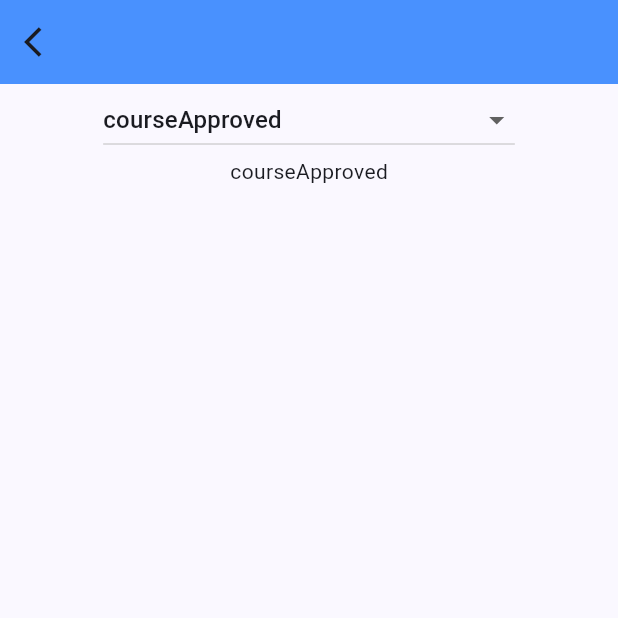
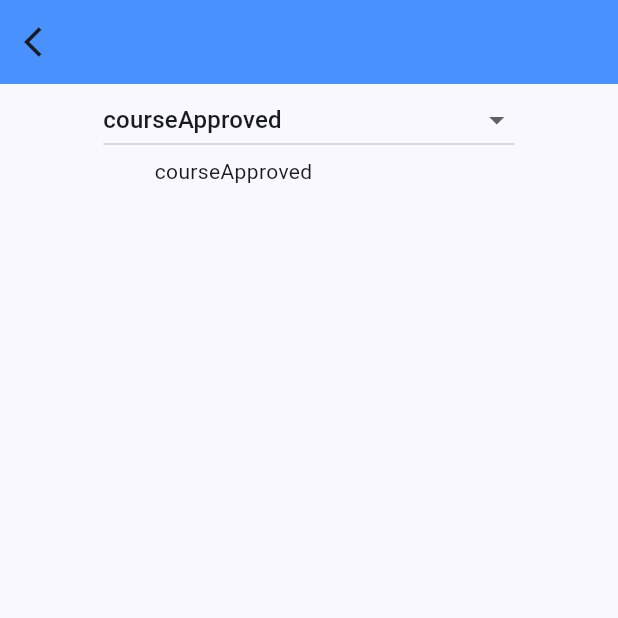
Before and after one commit to maristiaran/sistema_ies, a Flutter app: the AdminStudentRecordPage screen opened by its route, on a phone screen of 412 x 824 dp, the top half of it. Run offline on Flutter 3.47's test engine with Material 3 defaults, Android fonts, the phone set to English and light mode, and no system bars; our stand-ins replace cloud_firestore, date_field, either_dart, equatable, firebase_auth, firebase_core and 3 more; accounts and stored records are empty.

Commit message:
adding some widgets for abm student record page

```diff
--- a/lib/admin_student_record/domain/admin_student_record.dart
+++ b/lib/admin_student_record/domain/admin_student_record.dart
@@ -1,5 +1,7 @@
+import 'package:sistema_ies/core/domain/entities/student.dart';
 import 'package:sistema_ies/core/domain/entities/user_roles.dart';
 import 'package:sistema_ies/core/domain/entities/users.dart';
+import 'package:sistema_ies/core/domain/ies_system.dart';
 import 'package:sistema_ies/core/domain/utils/operation_utils.dart';
 
 enum AdminStudentRecordStateName {
@@ -37,4 +39,6 @@ class AdminStudentRecordUseCase extends Operation<AdminStudentRecordState> {
       : super(AdminStudentRecordState(
             stateName: AdminStudentRecordStateName.init,
             currentRole: administrative));
+  void submitNewStudentMovement (MovementStudentRecord movementStudentRecord)async {
+            }
 }
--- a/lib/admin_student_record/presentation/admin_student_record_page.dart
+++ b/lib/admin_student_record/presentation/admin_student_record_page.dart
@@ -1,5 +1,6 @@
 import 'package:flutter/material.dart';
 import 'package:hooks_riverpod/hooks_riverpod.dart';
+import 'package:sistema_ies/admin_student_record/presentation/widgets/forms/CourseApprovedByAcredtation.dart';
 import 'package:sistema_ies/admin_student_record/presentation/widgets/movement_selector_wg.dart';
 import 'package:sistema_ies/core/domain/entities/student.dart';
 import 'package:sistema_ies/core/domain/ies_system.dart';
@@ -10,7 +11,7 @@ class AdminStudentRecordPage extends ConsumerWidget {
   final Map<Enum, Widget> widgetElements = {
     MovementStudentRecordName.courseApproved: const Text("courseApproved"),
     MovementStudentRecordName.courseApprovedWithAccreditation:
-        const Text("courseApprovedWithAccreditation"),
+        const CourseApprovedByAcredtation(),
     MovementStudentRecordName.courseFailedFree: const Text("courseFailedFree"),
     MovementStudentRecordName.courseFailedNonFree:
         const Text("courseFailedNonFree"),
@@ -39,11 +40,15 @@ class AdminStudentRecordPage extends ConsumerWidget {
         ),
         automaticallyImplyLeading: false,
       ),
-      body: Column(
-        children: [
-          const MovementSelectorWidget(),
-          Container(child: widgetElements[currentBody])
-        ],
+      body: Center(
+        child: Column(
+          children: [
+            const MovementSelectorWidget(),
+            Container(
+                width: MediaQuery.of(context).size.width / 2,
+                child: widgetElements[currentBody])
+          ],
+        ),
       ),
     );
   }
--- a/lib/studentRecord/presentation/widget/details_student_record.dart
+++ b/lib/studentRecord/presentation/widget/details_student_record.dart
@@ -4,8 +4,8 @@ import 'package:sistema_ies/core/domain/entities/student.dart';
 import '../../../core/domain/utils/datetime.dart';
 
 class DetailsStudentRecordCard extends StatelessWidget {
-  MovementStudentRecord movementStudentRecord;
-  DetailsStudentRecordCard(this.movementStudentRecord, {Key? key})
+  final MovementStudentRecord movementStudentRecord;
+  const DetailsStudentRecordCard(this.movementStudentRecord, {Key? key})
       : super(key: key);
 
   @override
--- a/lib/studentRecord/presentation/widget/student_record_card_expanded.dart
+++ b/lib/studentRecord/presentation/widget/student_record_card_expanded.dart
@@ -8,8 +8,8 @@ import 'center_circle_progress_bar.dart';
 import 'details_student_record.dart';
 
 class StudentRecordCardExpanded extends ConsumerWidget {
-  StudentRecordSubject studentRecordSubject;
-  StudentRecordCardExpanded(this.studentRecordSubject, {Key? key})
+  final StudentRecordSubject studentRecordSubject;
+  const StudentRecordCardExpanded(this.studentRecordSubject, {Key? key})
       : super(key: key);
   @override
   Widget build(BuildContext context, WidgetRef ref) {
```
Also changed, not shown: lib/admin_student_record/presentation/widgets/formTextField.dart (added, +32 -0 lines), lib/admin_student_record/presentation/widgets/forms/courseApprovedByAcredtation.dart (added, +66 -0 lines).
